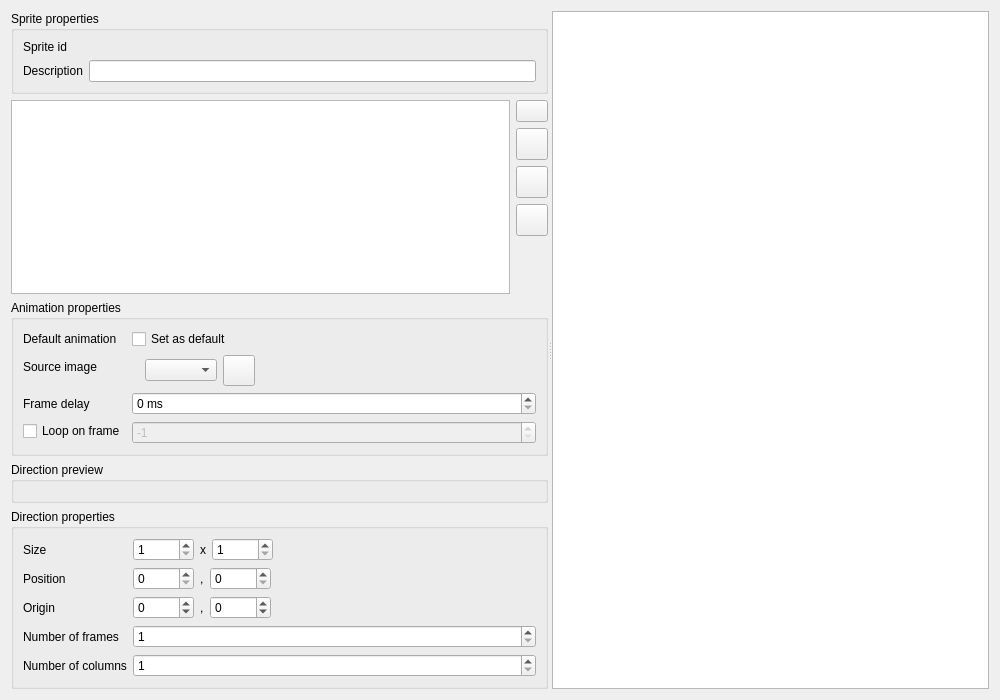
Before: the Qt Designer form src/gui/sprite_editor.ui in solarus-games/solarus-quest-editor, drawn with Qt 5.
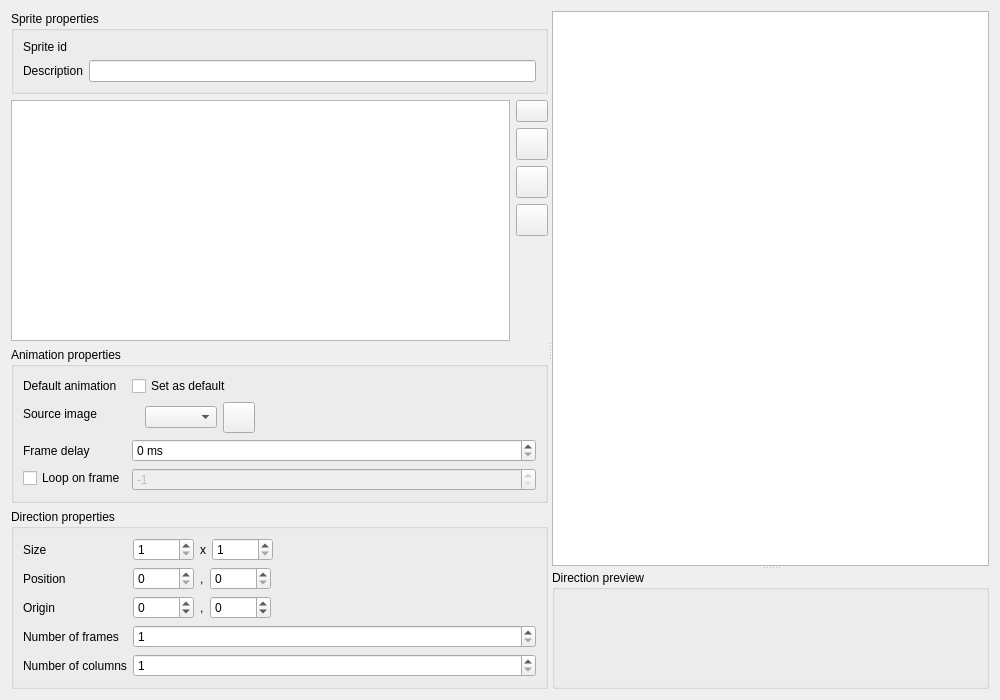
After: the same form once the commit is applied. Icons and pictures are not drawn. Custom widgets are drawn as their Qt base class.

Commit message: SpriteEditor: move the previewer & allow to show direction origin.

```diff
--- a/src/gui/sprite_editor.ui
+++ b/src/gui/sprite_editor.ui
@@ -415,18 +415,6 @@
          </layout>
         </widget>
        </item>
-       <item>
-        <widget class="QGroupBox" name="direction_preview_group_box">
-         <property name="title">
-          <string>Direction preview</string>
-         </property>
-         <layout class="QHBoxLayout" name="horizontalLayout_7">
-          <item>
-           <widget class="SpritePreviewer" name="sprite_previewer" native="true"/>
-          </item>
-         </layout>
-        </widget>
-       </item>
        <item>
         <widget class="QGroupBox" name="direction_properties_group_box">
          <property name="title">
@@ -664,7 +652,22 @@
        </item>
       </layout>
      </widget>
-     <widget class="SpriteView" name="sprite_view"/>
+     <widget class="QSplitter" name="vertical_splitter">
+      <property name="orientation">
+       <enum>Qt::Vertical</enum>
+      </property>
+      <widget class="SpriteView" name="sprite_view"/>
+      <widget class="QGroupBox" name="direction_preview_group_box">
+       <property name="title">
+        <string>Direction preview</string>
+       </property>
+       <layout class="QHBoxLayout" name="horizontalLayout_7">
+        <item>
+         <widget class="SpritePreviewer" name="sprite_previewer" native="true"/>
+        </item>
+       </layout>
+      </widget>
+     </widget>
     </widget>
    </item>
   </layout>
```
Left out of the diff: 2 changed lines with no effect on the pictures. The commit also changes 4 other files.
